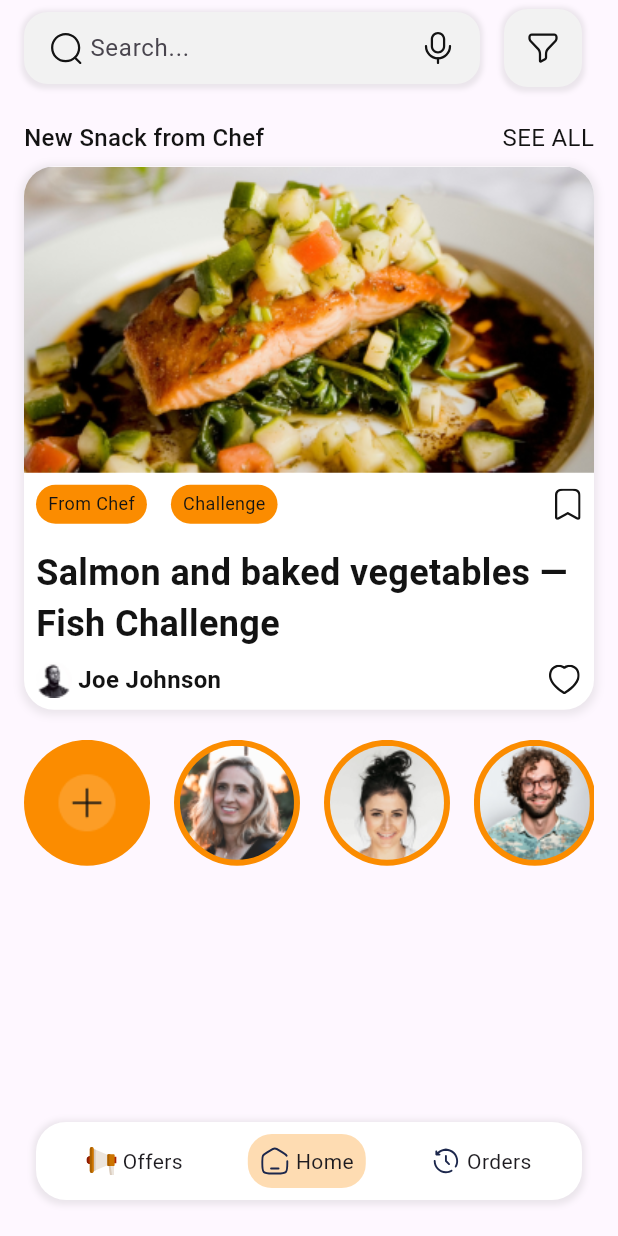
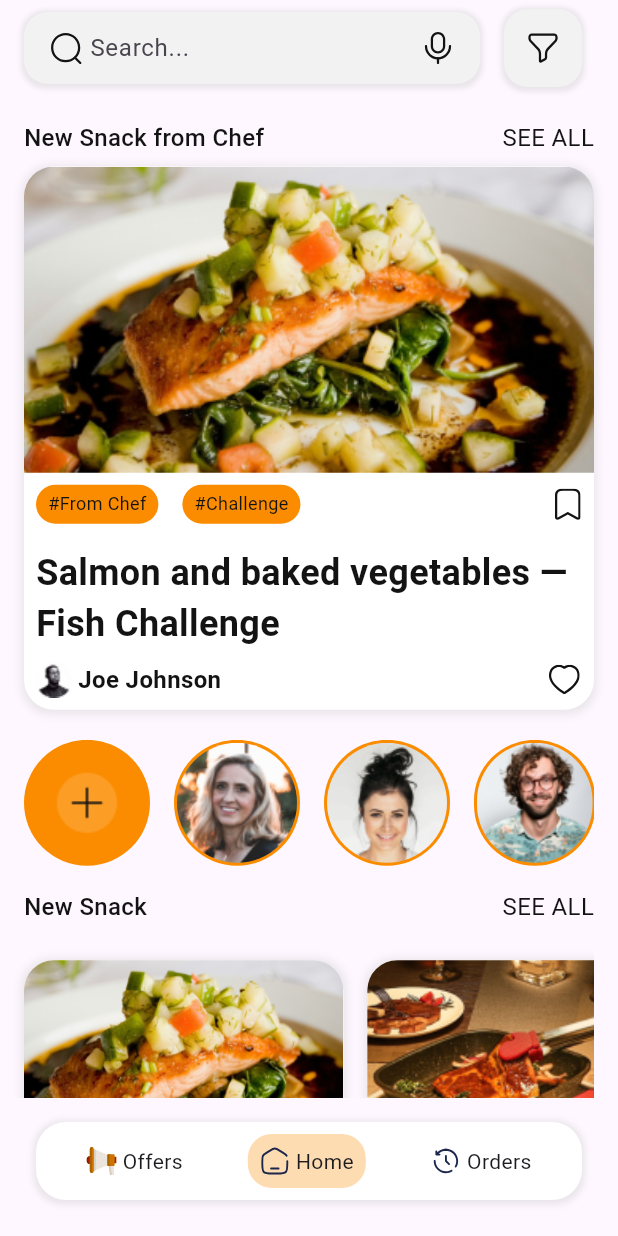
Before and after one commit to shakiz/snack_time_app, a Flutter app: the HomePage screen opened by its route, on a phone screen of 412 x 824 dp. Run offline on Flutter 3.47's test engine with Material 3 defaults, Android fonts, the phone set to English and light mode, and no system bars; our stand-ins replace dots_indicator, flutter_svg, get.

Commit message:
Add snack item data and update UI

```diff
--- a/lib/common_widgets/CommonSnackItem.dart
+++ b/lib/common_widgets/CommonSnackItem.dart
@@ -66,7 +66,7 @@ class _CommonSnackItemState extends State<CommonSnackItem> {
                           color: AppColors.colorPrimary,
                         ),
                         child: Text(
-                          snackItem.tags[index],
+                          "#${snackItem.tags[index]}",
                           style: const TextStyle(
                               fontSize: ConstantValues.Font_Size_12,
                               color: AppColors.colorOnPrimaryBg),
--- a/lib/constants/ConstantValues.dart
+++ b/lib/constants/ConstantValues.dart
@@ -5,6 +5,7 @@ class ConstantValues{
   static const double Radius_16 = 16;
   static const double Radius_24 = 24;
 
+  static const double Padding_2 = 2;
   static const double Padding_4 = 4;
   static const double Padding_8 = 8;
   static const double Padding_20 = 20;
--- a/lib/features/home/HomePage.dart
+++ b/lib/features/home/HomePage.dart
@@ -1,6 +1,7 @@
 import 'package:flutter/material.dart';
 import 'package:pathao_app/common_widgets/BottomNavItem.dart';
 import 'package:pathao_app/common_widgets/CommonSnackItem.dart';
+import 'package:pathao_app/common_widgets/CommonSnackItemSmall.dart';
 import 'package:pathao_app/common_widgets/Extensions.dart';
 import 'package:pathao_app/constants/ConstantValues.dart';
 import 'package:pathao_app/features/home/HomeViewModel.dart';
@@ -60,9 +61,7 @@ class _MyHomePageState extends State<HomePage> {
                 ConstantValues.Margin_24,
                 ConstantValues.Margin_16,
                 ConstantValues.Margin_24),
-            body: Center(
-              child: Column(
-                crossAxisAlignment: CrossAxisAlignment.stretch,
+            body: ListView(
               children: <Widget>[
                 const ExtendedSearchBar(),
                 const SizedBox(
@@ -94,7 +93,9 @@ class _MyHomePageState extends State<HomePage> {
                 const SizedBox(
                   height: ConstantValues.Margin_8,
                 ),
-                  CommonSnackItem(snackItem: homeVIewModel.getNewAddedItem()),
+                CommonSnackItem(
+                  snackItem: homeVIewModel.getNewAddedItem().first,
+                ),
                 const SizedBox(
                   height: ConstantValues.Margin_20,
                 ),
@@ -117,22 +118,70 @@ class _MyHomePageState extends State<HomePage> {
                             ),
                             child: ClipRRect(
                                 borderRadius: const BorderRadius.all(
-                                      Radius.circular(
-                                          ConstantValues.Radius_42)),
+                                    Radius.circular(ConstantValues.Radius_42)),
                                 child: Image(
                                   image: AssetImage(homeVIewModel
                                       .getUserStory()[index]
                                       .userAvatarUrl),
                                 )),
                           )
-                                .withPadding(ConstantValues.Padding_4)
+                              .withPadding(ConstantValues.Padding_2)
                               .withMarginSeparate(
                                   0, ConstantValues.Margin_16, 0, 0);
                         }),
                   ),
-                  )
+                ),
+                const SizedBox(
+                  height: ConstantValues.Margin_16,
+                ),
+                const Padding(
+                  padding: EdgeInsets.only(
+                      left: ConstantValues.Padding_16,
+                      right: ConstantValues.Padding_16),
+                  child: Row(
+                    mainAxisAlignment: MainAxisAlignment.spaceBetween,
+                    children: [
+                      Text(
+                        "New Snack",
+                        style: TextStyle(
+                            color: AppColors.colorOnPrimaryBg,
+                            fontSize: ConstantValues.Font_Size_16,
+                            fontWeight: FontWeight.w500),
+                      ),
+                      Text(
+                        "SEE ALL",
+                        style: TextStyle(
+                            color: AppColors.colorOnPrimaryBg,
+                            fontSize: ConstantValues.Font_Size_16),
+                      ),
                     ],
                   ),
+                ),
+                const SizedBox(
+                  height: ConstantValues.Margin_8,
+                ),
+                Padding(
+                  padding:
+                      const EdgeInsets.only(right: ConstantValues.Padding_16),
+                  child: SizedBox(
+                    height: 340,
+                    child: ListView.builder(
+                        scrollDirection: Axis.horizontal,
+                        shrinkWrap: true,
+                        itemExtent: MediaQuery.of(context).size.width / 1.8,
+                        itemCount: homeVIewModel.getNewAddedItem().length,
+                        itemBuilder: (context, index) {
+                          return CommonSnackItemSmall(
+                            snackItem: homeVIewModel.getNewAddedItem()[index],
+                            itemWidth: MediaQuery.of(context).size.width / 1.8,
+                          );
+                        }),
+                  ),
+                ),
+                const SizedBox(
+                  height: ConstantValues.Margin_8,
+                ),
+              ],
             ),
           ),
         );
--- a/lib/features/home/HomeViewModel.dart
+++ b/lib/features/home/HomeViewModel.dart
@@ -5,9 +5,10 @@ import '../../data/model/UserStory.dart';
 import '../../gen/assets.gen.dart';
 
 class HomeVIewModel extends ChangeNotifier {
-  SnackItem getNewAddedItem() {
+  List<SnackItem> getNewAddedItem() {
     List<String> tags = ["From Chef", "Challenge"];
-    return SnackItem(
+    return [
+      SnackItem(
           "Salmon and baked vegetables — Fish Сhallenge",
           Assets.images.bannerNewSnackItem.path,
           true,
@@ -15,7 +16,26 @@ class HomeVIewModel extends ChangeNotifier {
           tags,
           "20 min",
           "Joe Johnson",
-        Assets.images.icDummyUser.path);
+          Assets.images.icDummyUser.path),
+      SnackItem(
+          "Fried Bacon with Vegetables - Quick",
+          Assets.images.bannerNewSnackItem1.path,
+          true,
+          false,
+          ["Protein", "Health"],
+          "10 min",
+          "",
+          Assets.images.icDummyUser1.path),
+      SnackItem(
+          "Double Decker beef Sandwich",
+          Assets.images.bannerNewSnackItem2.path,
+          false,
+          true,
+          ["Nutritious", "Health"],
+          "5 min",
+          "",
+          Assets.images.icDummyUser2.path)
+    ];
   }
 
   List<UserStory> getUserStory() {
```
Lines whose indentation alone changed are shown as unchanged.
